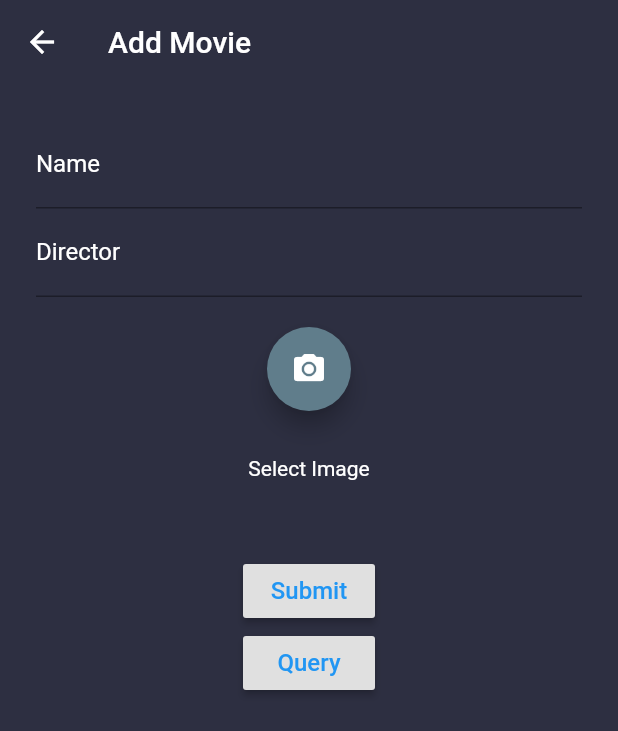
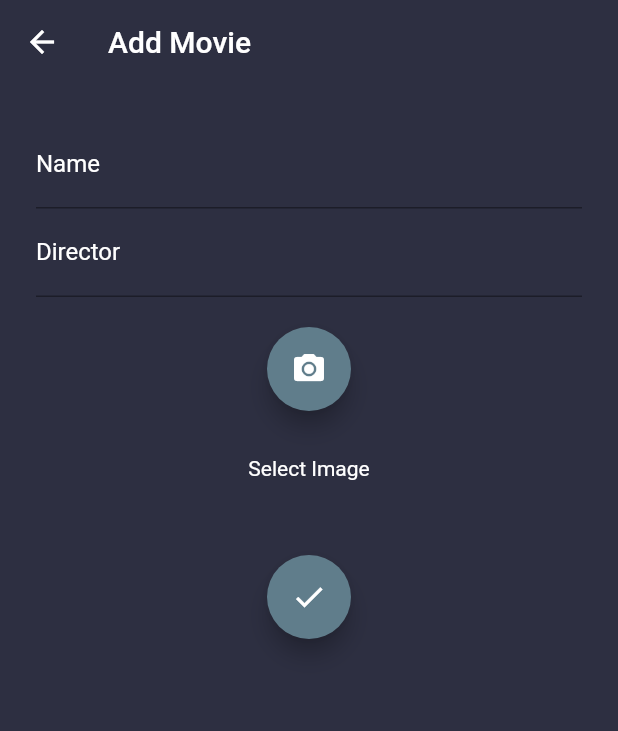
Before and after one commit to theshivamgupta/Flutter_Watchlist, a Flutter app: the FormScreen screen opened directly, on a phone screen of 412 x 824 dp. Shown: the top 731 px of the screen. Run offline on Flutter 3.47's test engine with Material 2 defaults, Android fonts, the phone set to English and light mode, and no system bars; our stand-ins replace firebase_core, firebase_storage, image_picker, permission_handler, sqflite; accounts and stored records are empty.

Commit message:
Query Button removal

```diff
--- a/lib/form_screen.dart
+++ b/lib/form_screen.dart
@@ -148,11 +148,8 @@ class FormScreenState extends State<FormScreen> {
                           )),
                 SizedBox(height: 50),
                 // ignore: deprecated_member_use
-                RaisedButton(
-                  child: Text(
-                    'Submit',
-                    style: TextStyle(color: Colors.blue, fontSize: 16),
-                  ),
+                FloatingActionButton(
+                  child: Icon(Icons.check),
                   onPressed: () async {
                     if (!_formKey.currentState!.validate()) {
                       return;
@@ -171,17 +168,6 @@ class FormScreenState extends State<FormScreen> {
                   },
                 ),
                 // ignore: deprecated_member_use
-                RaisedButton(
-                  child: Text(
-                    'Query',
-                    style: TextStyle(color: Colors.blue, fontSize: 16),
-                  ),
-                  onPressed: () async {
-                    final List<Movie> movies =
-                        await MoviesDatabase.instance.readAllNotes();
-                    print(movies.length);
-                  },
-                ),
               ],
             ),
           ),
```
